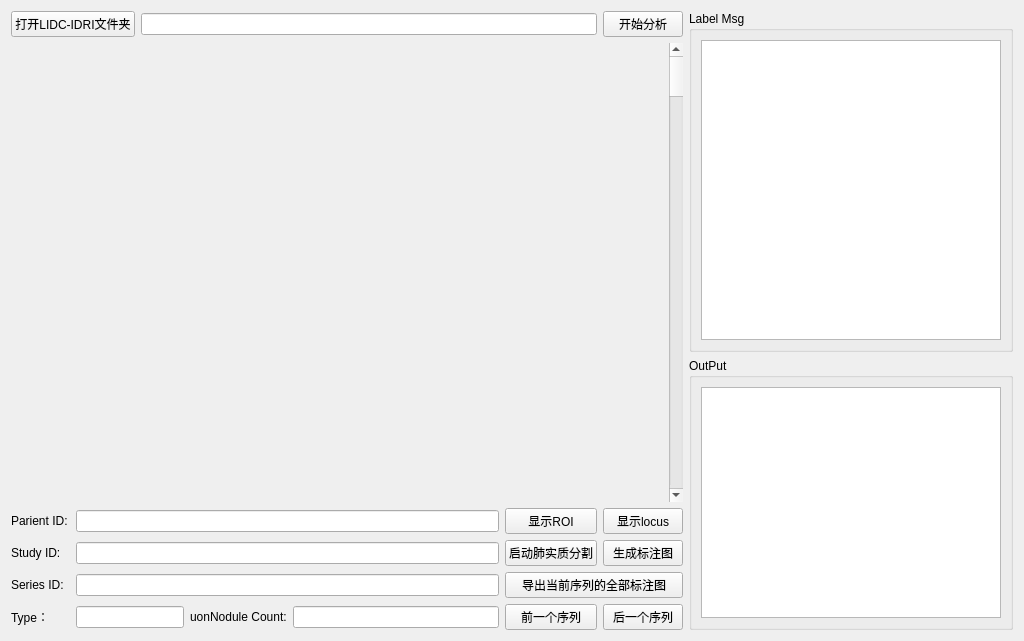
Qt form Projects/LIDCReader/View/LidcAnalyzerView.ui (jiafeng5513/VectorGeneratingNetwork) before a commit.
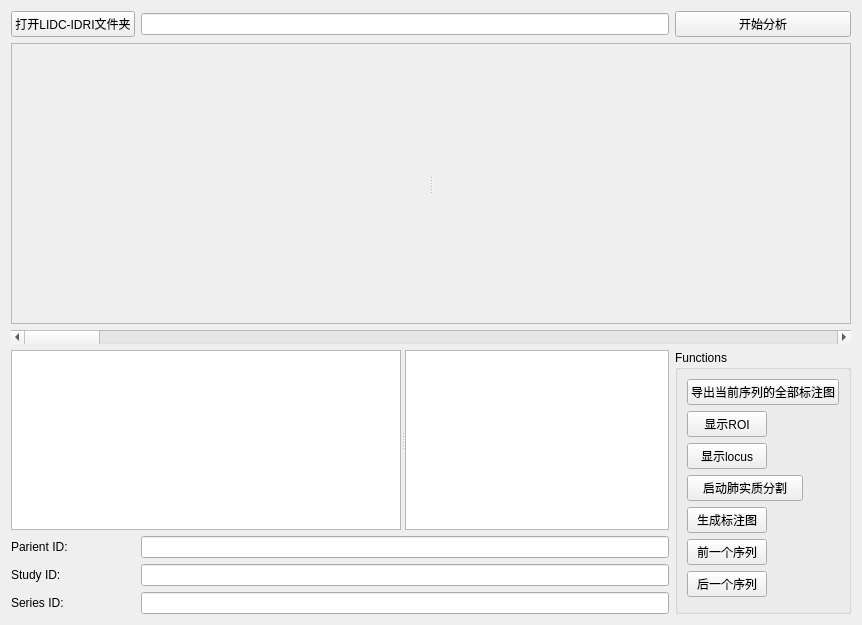
The same form after that commit.

Commit message: LidcReader is prepared to add MaskGenerator(.py)

The edit to the form file:
```diff
--- a/Projects/LIDCReader/View/LidcAnalyzerView.ui
+++ b/Projects/LIDCReader/View/LidcAnalyzerView.ui
@@ -6,198 +6,211 @@
    <rect>
     <x>0</x>
     <y>0</y>
-    <width>1024</width>
-    <height>641</height>
+    <width>862</width>
+    <height>625</height>
    </rect>
   </property>
   <property name="windowTitle">
    <string>Lidc Analyzer</string>
   </property>
-  <layout class="QGridLayout" name="gridLayout">
-   <item row="2" column="8" rowspan="5">
-    <widget class="QGroupBox" name="groupBox_2">
-     <property name="title">
-      <string>OutPut</string>
-     </property>
-     <layout class="QGridLayout" name="gridLayout_2">
-      <item row="2" column="0">
-       <widget class="QPlainTextEdit" name="plainTextEdit">
-        <property name="minimumSize">
-         <size>
-          <width>300</width>
-          <height>0</height>
-         </size>
-        </property>
-       </widget>
-      </item>
-     </layout>
-    </widget>
-   </item>
-   <item row="5" column="1" colspan="4">
-    <widget class="QLineEdit" name="lineEdit_SeriesID">
-     <property name="readOnly">
-      <bool>true</bool>
-     </property>
-    </widget>
-   </item>
-   <item row="0" column="0" colspan="2">
+  <layout class="QGridLayout" name="gridLayout_2">
+   <item row="0" column="0">
     <widget class="QPushButton" name="pushButton_OpenLidc">
      <property name="text">
       <string>打开LIDC-IDRI文件夹</string>
      </property>
     </widget>
    </item>
-   <item row="6" column="3">
-    <widget class="QLabel" name="label_6">
+   <item row="0" column="1">
+    <widget class="QLineEdit" name="lineEdit_LidcRootDir"/>
+   </item>
+   <item row="0" column="2">
+    <widget class="QPushButton" name="pushButton_StartAnalyze">
      <property name="text">
-      <string>uonNodule Count:</string>
+      <string>开始分析</string>
      </property>
     </widget>
    </item>
-   <item row="4" column="1" colspan="4">
-    <widget class="QLineEdit" name="lineEdit_StudyID">
-     <property name="readOnly">
-      <bool>true</bool>
+   <item row="3" column="0" colspan="2">
+    <widget class="QSplitter" name="splitter_2">
+     <property name="orientation">
+      <enum>Qt::Horizontal</enum>
      </property>
+     <widget class="QTableView" name="tableView">
+      <property name="minimumSize">
+       <size>
+        <width>390</width>
+        <height>150</height>
+       </size>
+      </property>
+      <property name="maximumSize">
+       <size>
+        <width>16777215</width>
+        <height>180</height>
+       </size>
+      </property>
+     </widget>
+     <widget class="QPlainTextEdit" name="plainTextEdit">
+      <property name="minimumSize">
+       <size>
+        <width>0</width>
+        <height>0</height>
+       </size>
+      </property>
+      <property name="maximumSize">
+       <size>
+        <width>16777215</width>
+        <height>240</height>
+       </size>
+      </property>
+     </widget>
     </widget>
    </item>
-   <item row="3" column="0">
+   <item row="4" column="0">
     <widget class="QLabel" name="label_3">
+     <property name="maximumSize">
+      <size>
+       <width>80</width>
+       <height>16777215</height>
+      </size>
+     </property>
      <property name="text">
       <string>Parient ID:</string>
      </property>
     </widget>
    </item>
-   <item row="4" column="0">
+   <item row="4" column="1">
+    <widget class="QLineEdit" name="lineEdit_PatientID">
+     <property name="readOnly">
+      <bool>true</bool>
+     </property>
+    </widget>
+   </item>
+   <item row="5" column="0">
     <widget class="QLabel" name="label_4">
+     <property name="maximumSize">
+      <size>
+       <width>80</width>
+       <height>16777215</height>
+      </size>
+     </property>
      <property name="text">
       <string>Study ID:</string>
      </property>
     </widget>
    </item>
-   <item row="6" column="1" colspan="2">
-    <widget class="QLineEdit" name="lineEdit_Type">
+   <item row="5" column="1">
+    <widget class="QLineEdit" name="lineEdit_StudyID">
      <property name="readOnly">
       <bool>true</bool>
      </property>
     </widget>
    </item>
-   <item row="5" column="0">
+   <item row="6" column="0">
     <widget class="QLabel" name="label_2">
+     <property name="maximumSize">
+      <size>
+       <width>80</width>
+       <height>16777215</height>
+      </size>
+     </property>
      <property name="text">
       <string>Series ID:</string>
      </property>
     </widget>
    </item>
-   <item row="3" column="1" colspan="4">
-    <widget class="QLineEdit" name="lineEdit_PatientID">
+   <item row="6" column="1">
+    <widget class="QLineEdit" name="lineEdit_SeriesID">
      <property name="readOnly">
       <bool>true</bool>
      </property>
     </widget>
    </item>
-   <item row="6" column="4">
-    <widget class="QLineEdit" name="lineEdit_nonNoduleCount">
-     <property name="readOnly">
-      <bool>true</bool>
+   <item row="2" column="0" colspan="3">
+    <widget class="QScrollBar" name="SliceScrollBar">
+     <property name="orientation">
+      <enum>Qt::Horizontal</enum>
      </property>
     </widget>
    </item>
-   <item row="0" column="2" colspan="4">
-    <widget class="QLineEdit" name="lineEdit_LidcRootDir"/>
-   </item>
-   <item row="6" column="0">
-    <widget class="QLabel" name="label_5">
-     <property name="text">
-      <string>Type：</string>
+   <item row="1" column="0" colspan="3">
+    <widget class="QSplitter" name="splitter">
+     <property name="frameShape">
+      <enum>QFrame::StyledPanel</enum>
      </property>
-    </widget>
-   </item>
-   <item row="3" column="5">
-    <widget class="QPushButton" name="pushButton_ShowROI">
-     <property name="text">
-      <string>显示ROI</string>
-     </property>
-    </widget>
-   </item>
-   <item row="4" column="5">
-    <widget class="QPushButton" name="pushButton_ShowLung">
-     <property name="text">
-      <string>启动肺实质分割</string>
-     </property>
-    </widget>
-   </item>
-   <item row="1" column="0" rowspan="2" colspan="7">
-    <layout class="QGridLayout" name="gridLayout_ForImg"/>
-   </item>
-   <item row="6" column="5">
-    <widget class="QPushButton" name="pushButton_FrontSeries">
-     <property name="text">
-      <string>前一个序列</string>
-     </property>
-    </widget>
-   </item>
-   <item row="1" column="7" rowspan="2">
-    <widget class="QScrollBar" name="verticalScrollBar">
      <property name="orientation">
-      <enum>Qt::Vertical</enum>
+      <enum>Qt::Horizontal</enum>
      </property>
+     <widget class="QWidget" name="layoutWidget">
+      <layout class="QGridLayout" name="gridLayout_ForImg">
+       <property name="sizeConstraint">
+        <enum>QLayout::SetNoConstraint</enum>
+       </property>
+      </layout>
+     </widget>
+     <widget class="QWidget" name="layoutWidget">
+      <layout class="QGridLayout" name="gridLayout_ForMask"/>
+     </widget>
     </widget>
    </item>
-   <item row="3" column="6" colspan="2">
-    <widget class="QPushButton" name="pushButton_ShowLocus">
-     <property name="text">
-      <string>显示locus</string>
-     </property>
-    </widget>
-   </item>
-   <item row="4" column="6" colspan="2">
-    <widget class="QPushButton" name="pushButton_ShowLabel">
-     <property name="text">
-      <string>生成标注图</string>
-     </property>
-    </widget>
-   </item>
-   <item row="5" column="5" colspan="3">
-    <widget class="QPushButton" name="pushButton_ExportLabels">
-     <property name="text">
-      <string>导出当前序列的全部标注图</string>
-     </property>
-    </widget>
-   </item>
-   <item row="6" column="6" colspan="2">
-    <widget class="QPushButton" name="pushButton_BackSeries">
-     <property name="text">
-      <string>后一个序列</string>
-     </property>
-    </widget>
-   </item>
-   <item row="0" column="6" colspan="2">
-    <widget class="QPushButton" name="pushButton_StartAnalyze">
-     <property name="text">
-      <string>开始分析</string>
-     </property>
-    </widget>
-   </item>
-   <item row="0" column="8" rowspan="2">
+   <item row="3" column="2" rowspan="4">
     <widget class="QGroupBox" name="groupBox">
      <property name="maximumSize">
       <size>
-       <width>16777215</width>
+       <width>200</width>
        <height>16777215</height>
       </size>
      </property>
      <property name="title">
-      <string>Label Msg</string>
+      <string>Functions</string>
      </property>
-     <layout class="QGridLayout" name="gridLayout_3">
-      <item row="0" column="0">
-       <widget class="QTableView" name="tableView">
-        <property name="minimumSize">
-         <size>
-          <width>300</width>
-          <height>300</height>
-         </size>
+     <layout class="QGridLayout" name="gridLayout">
+      <item row="6" column="0">
+       <widget class="QPushButton" name="pushButton_FrontSeries">
+        <property name="text">
+         <string>前一个序列</string>
+        </property>
+       </widget>
+      </item>
+      <item row="1" column="0">
+       <widget class="QPushButton" name="pushButton_ShowROI">
+        <property name="text">
+         <string>显示ROI</string>
+        </property>
+       </widget>
+      </item>
+      <item row="5" column="0">
+       <widget class="QPushButton" name="pushButton_ShowLabel">
+        <property name="text">
+         <string>生成标注图</string>
+        </property>
+       </widget>
+      </item>
+      <item row="2" column="0">
+       <widget class="QPushButton" name="pushButton_ShowLocus">
+        <property name="text">
+         <string>显示locus</string>
+        </property>
+       </widget>
+      </item>
+      <item row="0" column="0" colspan="3">
+       <widget class="QPushButton" name="pushButton_ExportLabels">
+        <property name="text">
+         <string>导出当前序列的全部标注图</string>
+        </property>
+       </widget>
+      </item>
+      <item row="7" column="0">
+       <widget class="QPushButton" name="pushButton_BackSeries">
+        <property name="text">
+         <string>后一个序列</string>
+        </property>
+       </widget>
+      </item>
+      <item row="4" column="0" colspan="2">
+       <widget class="QPushButton" name="pushButton_ShowLung">
+        <property name="text">
+         <string>启动肺实质分割</string>
         </property>
        </widget>
       </item>
```
The commit also changes 7 other files.
